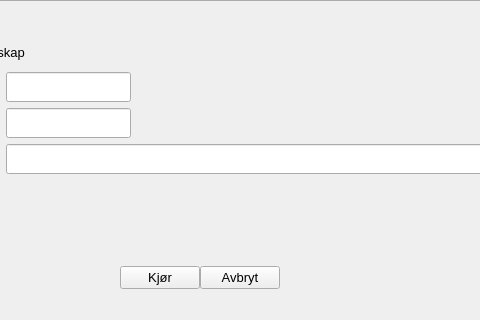
The window that src/user_interface/main_window.ui (stianke/regnskapsprogram) describes before a commit, drawn with Qt 5; both pictures show x 198 to 678 and y 92 to 412 of the 785 by 412 pixel window.
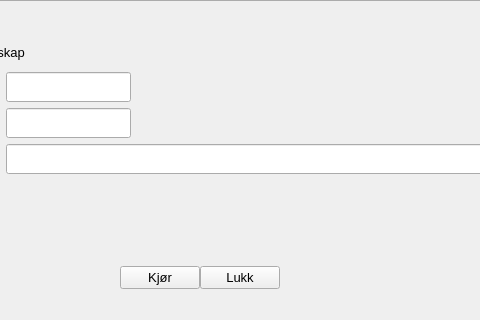
The same window after the commit. Icons and pictures are not drawn.

What changed in the file:
```diff
--- a/src/user_interface/main_window.ui
+++ b/src/user_interface/main_window.ui
@@ -592,7 +592,7 @@
            </font>
           </property>
           <property name="text">
-           <string>Avbryt</string>
+           <string>Lukk</string>
           </property>
          </widget>
         </item>
```
